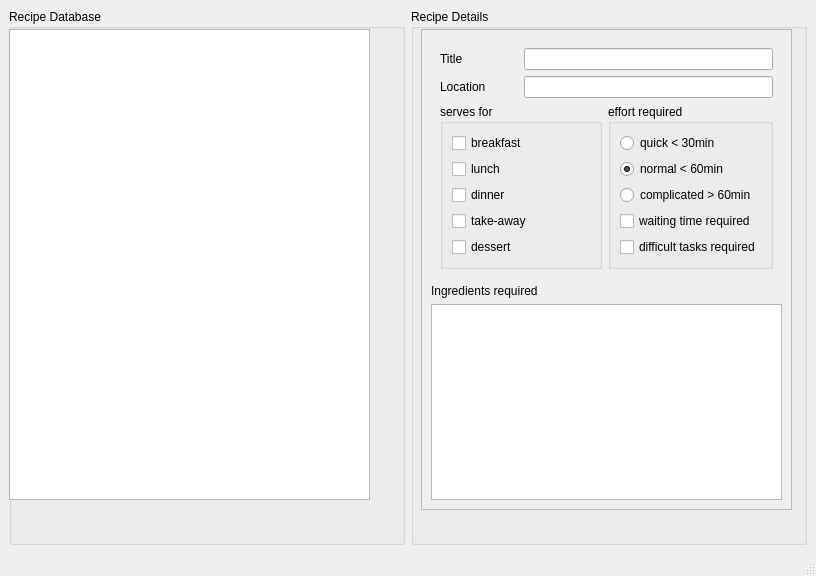
The window that recipemanager.ui (mgritz/fridgeexplorer) describes before a commit, drawn with Qt 5.
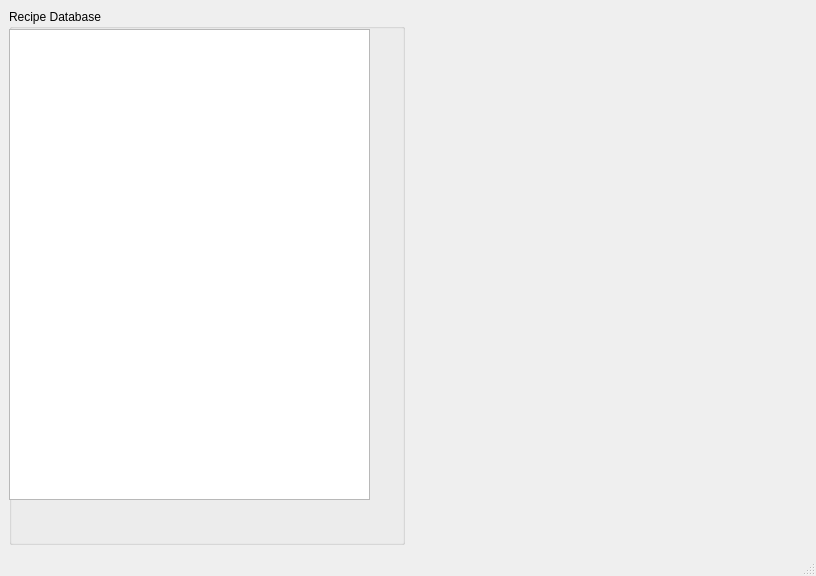
The same window after the commit.

Commit message:
move recipe details ui authority
Instead of passing part of RecipeManager's UI authority to Recipe we
want Recipe to take care of itself being shown on the Manager's UI.

Hence, we replace the right-hand (details) part of RecipeManager's UI
into a UI object dynamically generated and removed with each Recipe
Object.

Diff of the .ui file:
```diff
--- a/recipemanager.ui
+++ b/recipemanager.ui
@@ -33,190 +33,8 @@
      </widget>
     </item>
     <item>
-     <widget class="QGroupBox" name="groupBox">
-      <property name="title">
-       <string>Recipe Details</string>
-      </property>
-      <widget class="QScrollArea" name="scrollArea">
-       <property name="geometry">
-        <rect>
-         <x>10</x>
-         <y>20</y>
-         <width>371</width>
-         <height>481</height>
-        </rect>
-       </property>
-       <property name="widgetResizable">
-        <bool>true</bool>
-       </property>
-       <widget class="QWidget" name="scrollAreaWidgetContents">
-        <property name="geometry">
-         <rect>
-          <x>0</x>
-          <y>0</y>
-          <width>369</width>
-          <height>479</height>
-         </rect>
-        </property>
-        <layout class="QVBoxLayout" name="verticalLayout_3">
-         <item>
-          <widget class="QFrame" name="frame">
-           <property name="frameShape">
-            <enum>QFrame::NoFrame</enum>
-           </property>
-           <property name="frameShadow">
-            <enum>QFrame::Plain</enum>
-           </property>
-           <layout class="QGridLayout" name="gridLayout">
-            <item row="0" column="0">
-             <widget class="QLabel" name="label">
-              <property name="text">
-               <string>Title</string>
-              </property>
-             </widget>
-            </item>
-            <item row="0" column="1" colspan="2">
-             <widget class="QLineEdit" name="line_title"/>
-            </item>
-            <item row="1" column="0">
-             <widget class="QLabel" name="label_2">
-              <property name="text">
-               <string>Location</string>
-              </property>
-             </widget>
-            </item>
-            <item row="1" column="1" colspan="2">
-             <widget class="QLineEdit" name="line_location"/>
-            </item>
-            <item row="2" column="0" colspan="2">
-             <widget class="QGroupBox" name="groupBox_serving">
-              <property name="title">
-               <string>serves for</string>
-              </property>
-              <layout class="QVBoxLayout" name="verticalLayout">
-               <item>
-                <widget class="QCheckBox" name="check_is_breakfast">
-                 <property name="text">
-                  <string>breakfast</string>
-                 </property>
-                </widget>
-               </item>
-               <item>
-                <widget class="QCheckBox" name="check_is_lunch">
-                 <property name="text">
-                  <string>lunch</string>
-                 </property>
-                 <property name="checked">
-                  <bool>false</bool>
-                 </property>
-                </widget>
-               </item>
-               <item>
-                <widget class="QCheckBox" name="check_is_dinner">
-                 <property name="text">
-                  <string>dinner</string>
-                 </property>
-                 <property name="checked">
-                  <bool>false</bool>
-                 </property>
-                </widget>
-               </item>
-               <item>
-                <widget class="QCheckBox" name="check_is_mobile">
-                 <property name="text">
-                  <string>take-away</string>
-                 </property>
-                </widget>
-               </item>
-               <item>
-                <widget class="QCheckBox" name="check_is_dessert">
-                 <property name="text">
-                  <string>dessert</string>
-                 </property>
-                </widget>
-               </item>
-              </layout>
-             </widget>
-            </item>
-            <item row="2" column="2">
-             <widget class="QGroupBox" name="groupBox_timing">
-              <property name="title">
-               <string>effort required</string>
-              </property>
-              <layout class="QVBoxLayout" name="verticalLayout_2">
-               <item>
-                <widget class="QRadioButton" name="radio_is_quick">
-                 <property name="text">
-                  <string>quick &lt; 30min</string>
-                 </property>
-                </widget>
-               </item>
-               <item>
-                <widget class="QRadioButton" name="radio_is_normal">
-                 <property name="text">
-                  <string>normal &lt; 60min</string>
-                 </property>
-                 <property name="checked">
-                  <bool>true</bool>
-                 </property>
-                </widget>
-               </item>
-               <item>
-                <widget class="QRadioButton" name="radio_is_slow">
-                 <property name="text">
-                  <string>complicated &gt; 60min</string>
-                 </property>
-                </widget>
-               </item>
-               <item>
-                <widget class="QCheckBox" name="check_needs_waiting">
-                 <property name="text">
-                  <string>waiting time required</string>
-                 </property>
-                </widget>
-               </item>
-               <item>
-                <widget class="QCheckBox" name="check_is_difficult">
-                 <property name="text">
-                  <string>difficult tasks required</string>
-                 </property>
-                </widget>
-               </item>
-              </layout>
-             </widget>
-            </item>
-           </layout>
-          </widget>
-         </item>
-         <item>
-          <widget class="QLabel" name="label_3">
-           <property name="frameShape">
-            <enum>QFrame::NoFrame</enum>
-           </property>
-           <property name="text">
-            <string>Ingredients required</string>
-           </property>
-          </widget>
-         </item>
-         <item>
-          <widget class="QTextEdit" name="textEdit_ingredients">
-           <property name="font">
-            <font>
-             <family>FreeMono</family>
-            </font>
-           </property>
-           <property name="html">
-            <string>&lt;!DOCTYPE HTML PUBLIC &quot;-//W3C//DTD HTML 4.0//EN&quot; &quot;http://www.w3.org/TR/REC-html40/strict.dtd&quot;&gt;
-&lt;html&gt;&lt;head&gt;&lt;meta name=&quot;qrichtext&quot; content=&quot;1&quot; /&gt;&lt;style type=&quot;text/css&quot;&gt;
-p, li { white-space: pre-wrap; }
-&lt;/style&gt;&lt;/head&gt;&lt;body style=&quot; font-family:'FreeMono'; font-size:9pt; font-weight:400; font-style:normal;&quot;&gt;
-&lt;p style=&quot;-qt-paragraph-type:empty; margin-top:0px; margin-bottom:0px; margin-left:0px; margin-right:0px; -qt-block-indent:0; text-indent:0px; font-family:'Sans Serif';&quot;&gt;&lt;br /&gt;&lt;/p&gt;&lt;/body&gt;&lt;/html&gt;</string>
-           </property>
-          </widget>
-         </item>
-        </layout>
-       </widget>
-      </widget>
+     <widget class="QWidget" name="recipe_details_cont" native="true">
+      <layout class="QHBoxLayout" name="horizontalLayout_3"/>
      </widget>
     </item>
    </layout>
```
Left out of the diff: 2 changed lines with no effect on the pictures. The commit also changes 6 other files.
